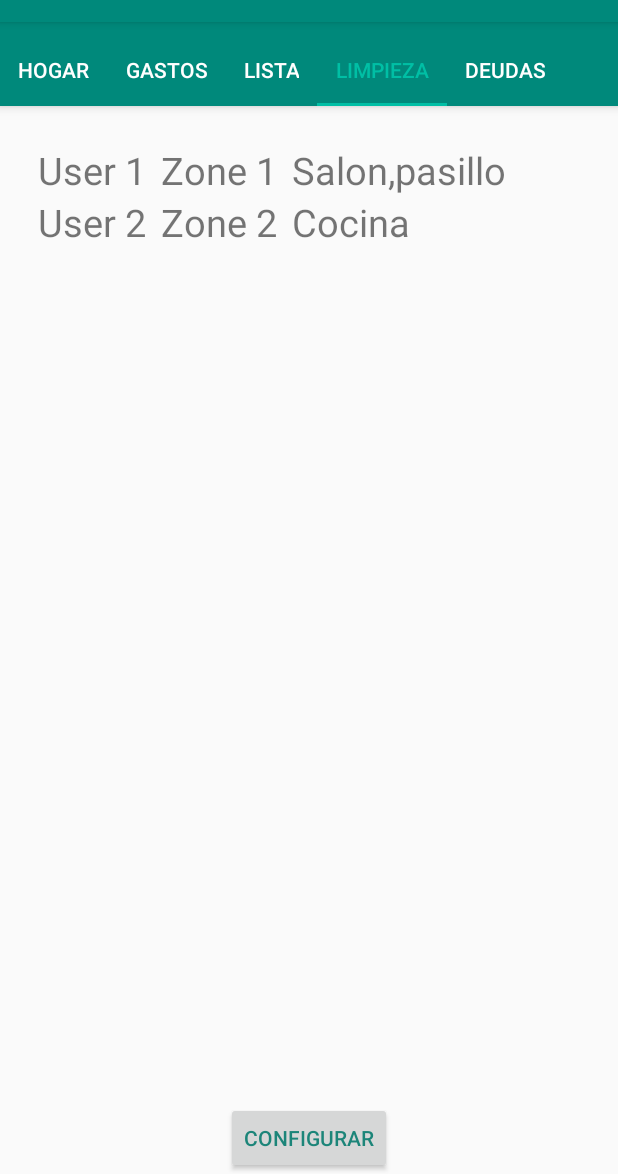
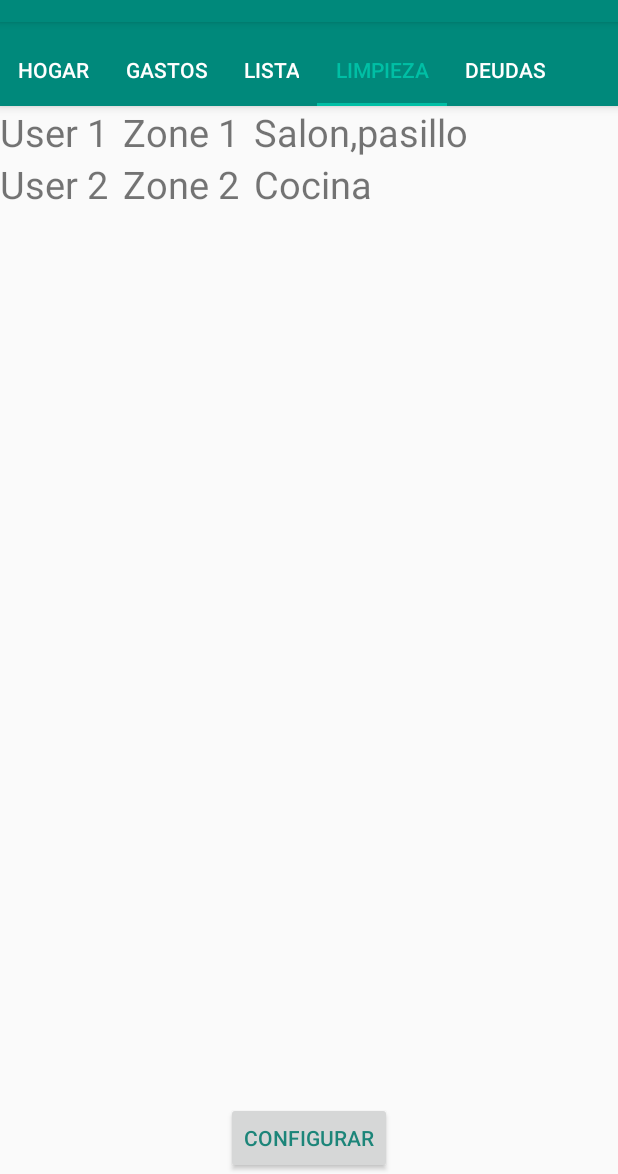
Before and after one commit to Hulk-lian/SharedFloor, an Android app: the Selector_activity screen opened directly, with no data from a screen before it, tab 4 chosen, on a phone screen of 412 x 824 dp, the part 62-1236 px from its top. Run offline under Robolectric (Android 15) with nearby library versions, the phone set to English and light mode, and no system bars; 3 statements that could not run were skipped.

Commit message:
tras 14 sigo aqui

```diff
--- a/app/src/main/java/com/jtsw/sharedfloor/Selector_activity.java
+++ b/app/src/main/java/com/jtsw/sharedfloor/Selector_activity.java
@@ -153,7 +153,11 @@ public class Selector_activity extends AppCompatActivity {
                 i= new Intent(this,ListTypeElement.class);
                 break;
             case R.id.purchase_action_order_alph:
-                purchaseAdapter.sortBy(PurchaseAdapter.SORTBYNAME);
+                purchaseAdapter.sortItems(PurchaseAdapter.SORTBYNAME);
+                purchaseAdapter.notifyDataSetChanged();
+                break;
+            case R.id.purchase_action_order_typeName:
+                purchaseAdapter.sortItems(PurchaseAdapter.SORTBYTYPE);
                 purchaseAdapter.notifyDataSetChanged();
                 break;
         }
--- a/app/src/main/res/layout/fragment_clean_fragment.xml
+++ b/app/src/main/res/layout/fragment_clean_fragment.xml
@@ -1,4 +1,4 @@
-<FrameLayout xmlns:android="http://schemas.android.com/apk/res/android"
+<android.support.design.widget.CoordinatorLayout xmlns:android="http://schemas.android.com/apk/res/android"
     xmlns:tools="http://schemas.android.com/tools"
     android:layout_width="match_parent"
     android:layout_height="match_parent"
@@ -16,16 +16,12 @@
             android:layout_alignParentBottom="true"
             android:layout_centerHorizontal="true" />
 
-<RelativeLayout
-    android:layout_width="wrap_content"
-    android:layout_height="wrap_content"
-    android:layout_margin="25dp">
 
         <TextView
             android:text="User 1"
             android:layout_width="wrap_content"
             android:layout_height="wrap_content"
-            android:id="@+id/textView6"
+            android:id="@+id/textView26"
             android:layout_marginRight="10dp"
             android:textSize="25dp"/>
 
@@ -33,15 +29,15 @@
             android:text="Zone 1"
             android:layout_width="wrap_content"
             android:layout_height="wrap_content"
-            android:layout_toRightOf="@id/textView6"
-            android:id="@+id/textView7"
+            android:layout_toRightOf="@id/textView26"
+            android:id="@+id/textView27"
             android:textSize="25dp"/>
         <TextView
             android:text="Salon,pasillo"
             android:layout_width="wrap_content"
             android:layout_height="wrap_content"
-            android:layout_toRightOf="@id/textView7"
-            android:id="@+id/textView1"
+            android:layout_toRightOf="@id/textView27"
+            android:id="@+id/textView21"
             android:textSize="25dp"
             android:layout_marginLeft="10dp"/>
 
@@ -49,31 +45,31 @@
             android:text="User 2"
             android:layout_width="wrap_content"
             android:layout_height="wrap_content"
-            android:layout_below="@id/textView6"
-            android:id="@+id/textView8"
+            android:layout_below="@id/textView26"
+            android:id="@+id/textView28"
             android:textSize="25dp"/>
 
         <TextView
             android:text="Zone 2"
             android:layout_width="wrap_content"
             android:layout_height="wrap_content"
-            android:layout_toRightOf="@id/textView8"
-            android:layout_alignStart="@+id/textView7"
-            android:layout_below="@+id/textView7"
-            android:id="@+id/textView9"
+            android:layout_toRightOf="@id/textView28"
+            android:layout_alignStart="@+id/textView27"
+            android:layout_below="@+id/textView27"
+            android:id="@+id/textView29"
              android:textSize="25dp"
-            android:layout_alignLeft="@+id/textView7" />
+            android:layout_alignLeft="@+id/textView27" />
         <TextView
             android:text="Cocina"
             android:layout_width="wrap_content"
             android:layout_height="wrap_content"
-            android:layout_alignStart="@+id/textView1"
-            android:layout_toRightOf="@id/textView9"
-            android:layout_below="@+id/textView1"
-            android:id="@+id/textView2"
+            android:layout_alignStart="@+id/textView21"
+            android:layout_toRightOf="@id/textView29"
+            android:layout_below="@+id/textView21"
+            android:id="@+id/textView22"
             android:textSize="25dp"
-            android:layout_alignLeft="@+id/textView1" />
+            android:layout_alignLeft="@+id/textView21" />
 
-</RelativeLayout>
+
     </RelativeLayout>
-</FrameLayout>
+</android.support.design.widget.CoordinatorLayout>
--- a/app/src/main/res/layout/fragment_home_fragment.xml
+++ b/app/src/main/res/layout/fragment_home_fragment.xml
@@ -1,6 +1,4 @@
 <android.support.design.widget.CoordinatorLayout xmlns:android="http://schemas.android.com/apk/res/android"
-    xmlns:tools="http://schemas.android.com/tools"
-    xmlns:app="http://schemas.android.com/apk/res-auto"
     android:layout_width="match_parent"
     android:layout_height="match_parent"
     android:paddingBottom="@dimen/activity_vertical_margin"
```
Also changed, not shown: app/src/main/java/com/jtsw/sharedfloor/ApplicationsTests/Purchase_list_elements.java (+22 -3 lines), app/src/main/java/com/jtsw/sharedfloor/adapter/PurchaseAdapter.java (+11 -16 lines), app/src/main/java/com/jtsw/sharedfloor/model/PurchaseItem.java (+0 -15 lines), app/src/main/res/layout/fragment_debts_fragment.xml (+25 -24 lines).
